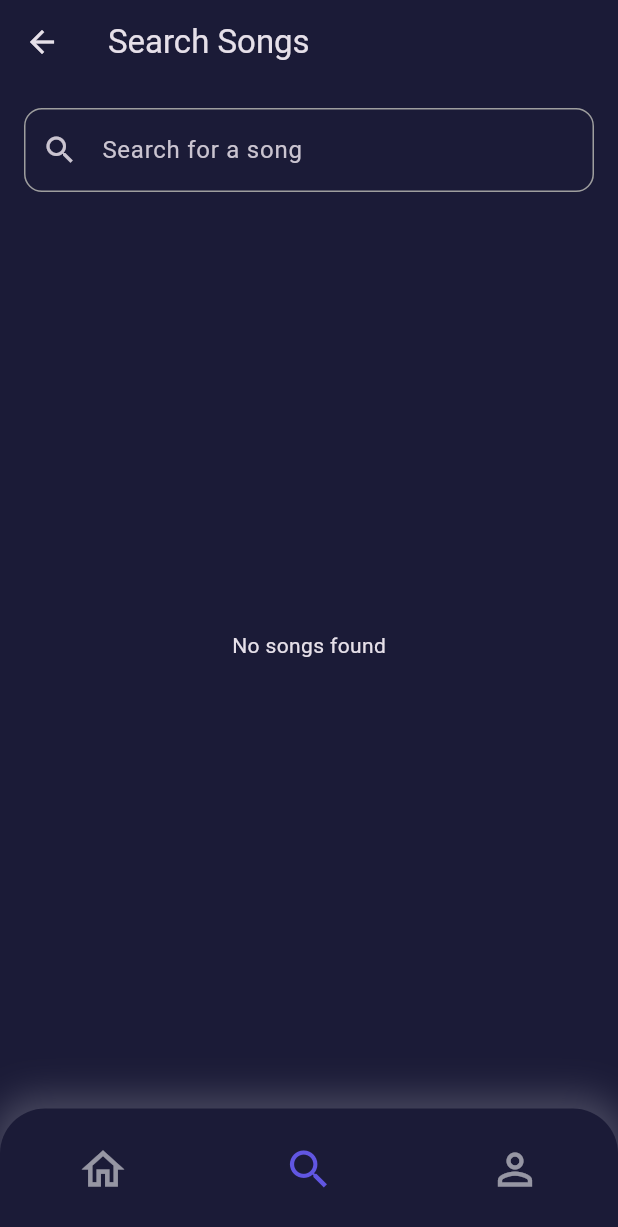
After one commit to tosek4/Musifier, a Flutter app: the screen it shows once a user with an empty profile is signed in, item 2 of the bottom bar chosen, after a tap on the "search" icon, on a phone screen of 412 x 824 dp. The commit adds this screen. Shown: the top 1227 px of the screen. Run offline on Flutter 3.47's test engine with Material 3 defaults, Android fonts, the light colour scheme and no system bars; our stand-ins replace cloud_firestore, dio, file_picker, firebase_auth, firebase_core, flutter_hooks and 3 more; accounts and stored records are empty; network calls fail; Roboto replaces fonts that are missing (Nunito-Regular).

Commit message:
feat: implement song search page, connect to api

```diff
--- /dev/null
+++ b/musifier/lib/models/songSearch.dart
@@ -0,0 +1,15 @@
+class SongSearch {
+  final String title;
+  final String artist;
+  final String cover;
+
+  SongSearch({required this.title, required this.artist, required this.cover});
+
+  factory SongSearch.fromJson(Map<String, dynamic> json) {
+    return SongSearch(
+      title: json['title'] ?? 'Unknown Title',
+      artist: json['artist'] ?? 'Unknown Artist',
+      cover: json['cover'] ?? '',
+    );
+  }
+}
--- /dev/null
+++ b/musifier/lib/pages/searchSong.dart
@@ -0,0 +1,87 @@
+import 'package:flutter/material.dart';
+import 'package:flutter_hooks/flutter_hooks.dart';
+import 'package:musifier/service/song_service.dart';
+import 'package:musifier/widgets/navBar.dart';
+import '../models/songSearch.dart';
+
+class SongSearchPage extends HookWidget {
+  const SongSearchPage({super.key});
+  final int _currentIndex = 2;
+
+  @override
+  Widget build(BuildContext context) {
+    final query = useState('');
+
+    final future =
+        useMemoized(() => SongService().fetchSongs(query.value), [query.value]);
+
+    return Scaffold(
+      appBar: AppBar(
+        title: const Text('Search Songs'),
+        backgroundColor: const Color(0xFF1B1B37),
+      ),
+      backgroundColor: const Color(0xFF1B1B37),
+      body: Padding(
+        padding: const EdgeInsets.all(16.0),
+        child: Column(
+          children: [
+            TextField(
+              decoration: InputDecoration(
+                labelText: 'Search for a song',
+                prefixIcon: const Icon(Icons.search),
+                border: OutlineInputBorder(
+                  borderRadius: BorderRadius.circular(12),
+                ),
+                enabledBorder: OutlineInputBorder(
+                  borderRadius: BorderRadius.circular(12),
+                  borderSide: const BorderSide(color: Colors.grey),
+                ),
+                focusedBorder: OutlineInputBorder(
+                  borderRadius: BorderRadius.circular(12),
+                  borderSide: const BorderSide(color: Colors.blue, width: 2),
+                ),
+                filled: true,
+                fillColor: Color(0xFF1B1B37),
+              ),
+              onChanged: (value) => query.value = value,
+            ),
+            const SizedBox(height: 10),
+            Expanded(
+              child: FutureBuilder<List<SongSearch>>(
+                future: future,
+                builder: (context, snapshot) {
+                  if (snapshot.connectionState == ConnectionState.waiting) {
+                    return const Center(child: CircularProgressIndicator());
+                  } else if (snapshot.hasError) {
+                    return Center(child: Text('Error: ${snapshot.error}'));
+                  } else if (!snapshot.hasData || snapshot.data!.isEmpty) {
+                    return const Center(child: Text('No songs found'));
+                  }
+
+                  final songs = snapshot.data!;
+                  return ListView.builder(
+                    itemCount: songs.length,
+                    itemBuilder: (context, index) {
+                      final song = songs[index];
+                      return ListTile(
+                        leading: song.cover.isNotEmpty
+                            ? Image.network(song.cover,
+                                width: 50, height: 50, fit: BoxFit.cover)
+                            : const Icon(Icons.music_note),
+                        title: Text(song.title),
+                        subtitle: Text(song.artist),
+                      );
+                    },
+                  );
+                },
+              ),
+            ),
+          ],
+        ),
+      ),
+      bottomNavigationBar: NavigationWidget(
+        currentIndex: _currentIndex,
+      ),
+    );
+  }
+}
--- /dev/null
+++ b/musifier/lib/service/song_service.dart
@@ -0,0 +1,23 @@
+import 'dart:convert';
+import 'package:http/http.dart' as http;
+import '../models/songSearch.dart';
+
+class SongService {
+  static const String _baseUrl =
+      'https://musifier.circles-dev.tech/server/search';
+
+  Future<List<SongSearch>> fetchSongs(String query) async {
+    if (query.isEmpty) return [];
+
+    final response =
+        await http.get(Uri.parse('$_baseUrl?query=$query&type=track'));
+
+    if (response.statusCode == 200) {
+      final data = jsonDecode(response.body);
+      final List tracks = data['tracks'] ?? [];
+      return tracks.map((json) => SongSearch.fromJson(json)).toList();
+    } else {
+      throw Exception('Failed to load songs');
+    }
+  }
+}
--- a/musifier/lib/widgets/navBar.dart
+++ b/musifier/lib/widgets/navBar.dart
@@ -2,6 +2,7 @@ import 'package:flutter/material.dart';
 import 'package:musifier/pages/MusicPlayerPage.dart';
 import 'package:musifier/pages/homePage.dart';
 import 'package:musifier/pages/profilePage.dart';
+import 'package:musifier/pages/searchSong.dart';
 
 class NavigationWidget extends StatelessWidget {
   final int currentIndex;
@@ -51,6 +52,12 @@ class NavigationWidget extends StatelessWidget {
             index: 2,
             icon: Icons.search,
             isSelected: currentIndex == 2,
+            onTap: () {
+              Navigator.push(
+                context,
+                MaterialPageRoute(builder: (context) => const SongSearchPage()),
+              );
+            },
           ),
           _buildNavItem(
             context: context,
--- a/musifier/pubspec.yaml
+++ b/musifier/pubspec.yaml
@@ -52,6 +52,7 @@ dependencies:
   just_audio_background: ^0.0.1-beta.15
   audio_service: ^0.18.12
   just_audio_windows: ^0.2.2
+  flutter_hooks: ^0.21.2
 
 dev_dependencies:
   flutter_test:
```
Also changed, not shown: musifier/pubspec.lock.
